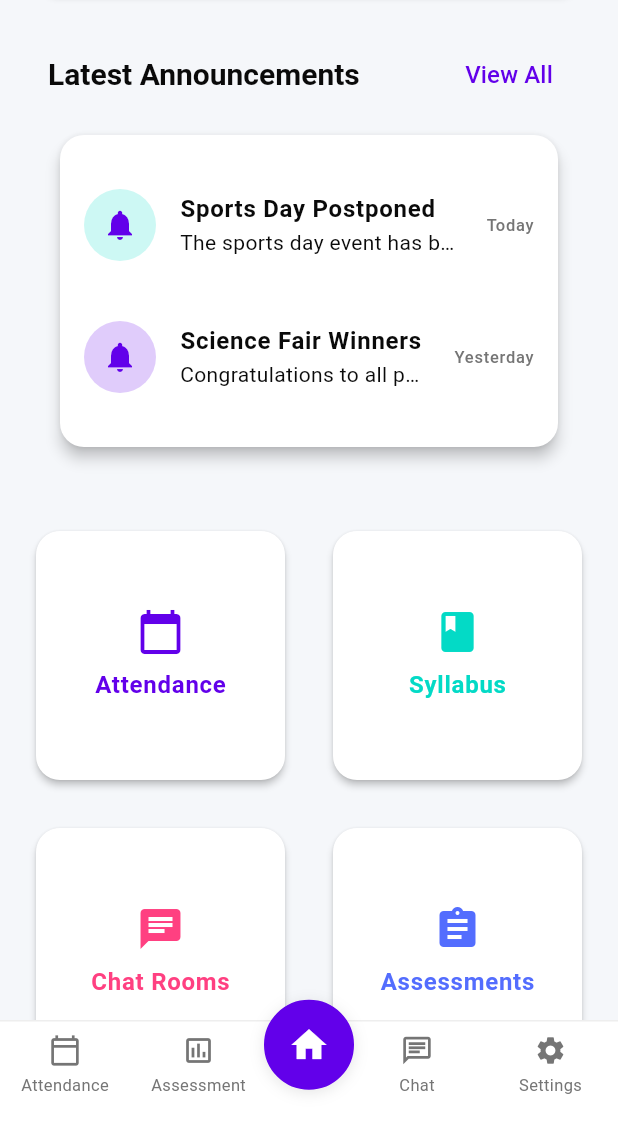
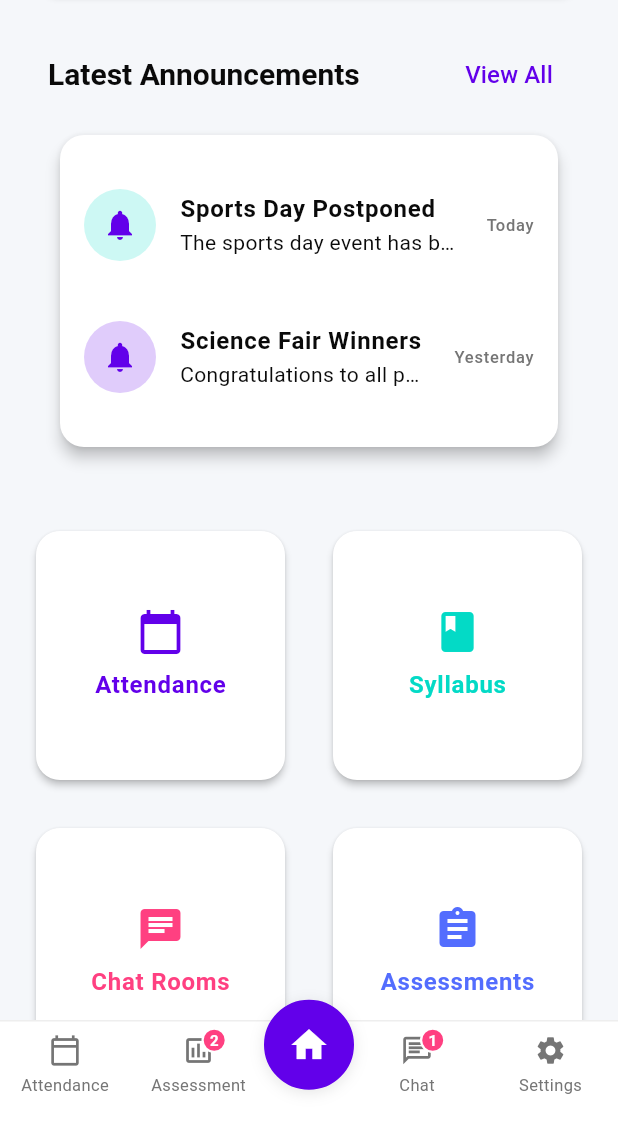
Before and after one commit to shariq-shoaib/Student-Dashbord, a Flutter app: the screen it shows after launch, scrolled down 576 dp, on a phone screen of 412 x 824 dp, the part 96-1236 px from its top. Run offline on Flutter 3.47's test engine with Material 3 defaults, Android fonts, the phone set to English and light mode, and no system bars; network calls fail.

Commit message:
implemented notification feature

```diff
--- a/lib/screens/home_screen.dart
+++ b/lib/screens/home_screen.dart
@@ -1,11 +1,12 @@
 // lib/screens/home_screen.dart
 import 'package:flutter/material.dart';
+import '../services/notification_service.dart';
 import '../utils/app_design_system.dart';
 import 'attendance_screen.dart';
 import 'assessments_screen.dart';
 import 'chat_rooms_screen.dart';
 import 'settings_screen.dart';
-import 'home_screen_content.dart'; // New Home Content
+import 'home_screen_content.dart';
 
 class HomeScreen extends StatefulWidget {
   const HomeScreen({super.key});
@@ -16,11 +17,12 @@ class HomeScreen extends StatefulWidget {
 
 class _HomeScreenState extends State<HomeScreen> {
   int _currentIndex = 2; // Home center
+  final NotificationService _notificationService = NotificationService();
 
   final List<Widget> _pages = [
     AttendanceScreen(),
     AssessmentsScreen(),
-    HomeScreenContent(), // Your main dashboard
+    const HomeScreenContent(), // Your main dashboard
     ChatRoomsScreen(),
     SettingsScreen(),
   ];
@@ -29,14 +31,35 @@ class _HomeScreenState extends State<HomeScreen> {
   Widget build(BuildContext context) {
     return Scaffold(
       body: _pages[_currentIndex],
-      bottomNavigationBar: AppDesignSystem.fancyBottomNavigationBar(
+      bottomNavigationBar: StreamBuilder<Map<String, int>>(
+        stream: _notificationService.notificationStream,
+        initialData: const {
+          'attendance': 0,
+          'assessment': 0,
+          'chat': 0,
+          'settings': 0,
+        },
+        builder: (context, snapshot) {
+          return AppDesignSystem.fancyBottomNavigationBar(
             currentIndex: _currentIndex,
             onTap: (index) {
+              // Clear notifications when tapping a tab
+              if (index == 0)
+                _notificationService.clearNotifications('attendance');
+              if (index == 1)
+                _notificationService.clearNotifications('assessment');
+              if (index == 3) _notificationService.clearNotifications('chat');
+              if (index == 4)
+                _notificationService.clearNotifications('settings');
+
               setState(() {
                 _currentIndex = index;
               });
             },
             context: context,
+            notificationCounts: snapshot.data!,
+          );
+        },
       ),
     );
   }
--- a/lib/screens/home_screen_content.dart
+++ b/lib/screens/home_screen_content.dart
@@ -7,12 +7,21 @@ import 'syllabus_screen.dart';
 import 'assessments_screen.dart';
 import 'timetable_screen.dart';
 import 'announcements_screen.dart';
+import '../services/notification_service.dart';
 
 class HomeScreenContent extends StatelessWidget {
   const HomeScreenContent({super.key});
 
   @override
   Widget build(BuildContext context) {
+    // Example: Add some notifications when content loads
+    // In a real app, you'd get these from your backend
+    Future.delayed(Duration.zero, () {
+      final notificationService = NotificationService();
+      notificationService.addNotification('assessment', count: 2);
+      notificationService.addNotification('chat');
+    });
+
     return SafeArea(
       child: CustomScrollView(
         slivers: [
--- a/lib/services/notification_service.dart
+++ b/lib/services/notification_service.dart
@@ -0,0 +1,48 @@
+import 'dart:async';
+
+class NotificationService {
+  // Singleton pattern
+  static final NotificationService _instance = NotificationService._internal();
+  factory NotificationService() => _instance;
+  NotificationService._internal();
+
+  // Notification counts storage
+  final Map<String, int> _notificationCounts = {
+    'home': 0,
+    'attendance': 0,
+    'assessment': 0,
+    'chat': 0,
+    'settings': 0,
+  };
+
+  // Stream controller for notifications
+  final _notificationController =
+      StreamController<Map<String, int>>.broadcast();
+  Stream<Map<String, int>> get notificationStream =>
+      _notificationController.stream;
+
+  // Add notifications
+  void addNotification(String type, {int count = 1}) {
+    if (_notificationCounts.containsKey(type)) {
+      _notificationCounts[type] = _notificationCounts[type]! + count;
+      _notificationController.add(_notificationCounts);
+    }
+  }
+
+  // Clear notifications
+  void clearNotifications(String type) {
+    if (_notificationCounts.containsKey(type)) {
+      _notificationCounts[type] = 0;
+      _notificationController.add(_notificationCounts);
+    }
+  }
+
+  // Get current count
+  int getCount(String type) {
+    return _notificationCounts[type] ?? 0;
+  }
+
+  void dispose() {
+    _notificationController.close();
+  }
+}
--- a/lib/utils/app_design_system.dart
+++ b/lib/utils/app_design_system.dart
@@ -1,6 +1,8 @@
 // lib/utils/app_design_system.dart
 import 'package:flutter/material.dart';
 import 'theme.dart';
+import 'badge_helper.dart';
+import '../services/notification_service.dart';
 
 class AppDesignSystem {
   // App-wide padding constants
@@ -202,9 +204,15 @@ class AppDesignSystem {
     required int currentIndex,
     required ValueChanged<int> onTap,
     required BuildContext context,
+    Map<String, int>? notificationCounts,
   }) {
+    // Initialize notification counts if not provided
+    final counts =
+        notificationCounts ??
+        {'attendance': 0, 'assessment': 0, 'chat': 0, 'settings': 0};
+
     return Container(
-      height: 80, // Increased height for better spacing
+      height: 80,
       decoration: BoxDecoration(
         color: Colors.white,
         border: Border(top: BorderSide(color: Colors.grey.shade200, width: 1)),
@@ -214,12 +222,10 @@ class AppDesignSystem {
           // Main navigation items
           Row(
             children: [
-              // Left side items - now with more balanced spacing
+              // Left side items
               Expanded(
                 child: Container(
-                  margin: const EdgeInsets.only(
-                    right: 28,
-                  ), // Added margin to push items left
+                  margin: const EdgeInsets.only(right: 28),
                   child: Row(
                     mainAxisAlignment: MainAxisAlignment.spaceAround,
                     children: [
@@ -227,25 +233,35 @@ class AppDesignSystem {
                         icon: Icons.calendar_today_outlined,
                         label: 'Attendance',
                         isSelected: currentIndex == 0,
-                        onTap: () => onTap(0),
+                        onTap: () {
+                          NotificationService().clearNotifications(
+                            'attendance',
+                          );
+                          onTap(0);
+                        },
+                        badgeCount: counts['attendance'] ?? 0,
                       ),
                       _buildNavItem(
                         icon: Icons.assessment_outlined,
                         label: 'Assessment',
                         isSelected: currentIndex == 1,
-                        onTap: () => onTap(1),
+                        onTap: () {
+                          NotificationService().clearNotifications(
+                            'assessment',
+                          );
+                          onTap(1);
+                        },
+                        badgeCount: counts['assessment'] ?? 0,
                       ),
                     ],
                   ),
                 ),
               ),
 
-              // Right side items - now with more balanced spacing
+              // Right side items
               Expanded(
                 child: Container(
-                  margin: const EdgeInsets.only(
-                    left: 28,
-                  ), // Added margin to push items right
+                  margin: const EdgeInsets.only(left: 28),
                   child: Row(
                     mainAxisAlignment: MainAxisAlignment.spaceAround,
                     children: [
@@ -253,13 +269,21 @@ class AppDesignSystem {
                         icon: Icons.chat_outlined,
                         label: 'Chat',
                         isSelected: currentIndex == 3,
-                        onTap: () => onTap(3),
+                        onTap: () {
+                          NotificationService().clearNotifications('chat');
+                          onTap(3);
+                        },
+                        badgeCount: counts['chat'] ?? 0,
                       ),
                       _buildNavItem(
                         icon: Icons.settings,
                         label: 'Settings',
                         isSelected: currentIndex == 4,
-                        onTap: () => onTap(4),
+                        onTap: () {
+                          NotificationService().clearNotifications('settings');
+                          onTap(4);
+                        },
+                        badgeCount: counts['settings'] ?? 0,
                       ),
                     ],
                   ),
@@ -268,18 +292,15 @@ class AppDesignSystem {
             ],
           ),
 
-          // Center button - adjusted positioning
+          // Center button
           Center(
             child: Transform.translate(
-              offset: const Offset(
-                0,
-                -24,
-              ), // Slightly higher to accommodate new height
+              offset: const Offset(0, -24),
               child: GestureDetector(
                 onTap: () => onTap(2),
                 child: Container(
-                  width: 60, // Slightly larger
-                  height: 60, // Slightly larger
+                  width: 60,
+                  height: 60,
                   decoration: BoxDecoration(
                     color: currentIndex == 2 ? AppColors.primary : Colors.white,
                     shape: BoxShape.circle,
@@ -312,39 +333,46 @@ class AppDesignSystem {
     );
   }
 
-  // Updated _buildNavItem with better spacing
   static Widget _buildNavItem({
     required IconData icon,
     required String label,
     required bool isSelected,
     required VoidCallback onTap,
+    int badgeCount = 0,
   }) {
+    Widget iconWidget = Icon(
+      icon,
+      size: 22,
+      color: isSelected ? AppColors.primary : Colors.grey.shade600,
+    );
+
+    // Add badge if count > 0
+    if (badgeCount > 0) {
+      iconWidget = BadgeHelper.buildBadge(
+        child: iconWidget,
+        count: badgeCount,
+        color: AppColors.accentPink,
+      );
+    }
+
     return Material(
       color: Colors.transparent,
       child: InkWell(
+        borderRadius: BorderRadius.circular(12),
         onTap: onTap,
         child: Container(
-          padding: const EdgeInsets.symmetric(
-            vertical: 8,
-            horizontal: 8,
-          ), // Reduced horizontal padding
-          constraints: const BoxConstraints(
-            minWidth: 56,
-          ), // Minimum width for each item
+          padding: const EdgeInsets.symmetric(vertical: 8, horizontal: 8),
+          constraints: const BoxConstraints(minWidth: 56),
           child: Column(
             mainAxisSize: MainAxisSize.min,
             mainAxisAlignment: MainAxisAlignment.center,
             children: [
-              Icon(
-                icon,
-                size: 22, // Slightly smaller icon
-                color: isSelected ? AppColors.primary : Colors.grey.shade600,
-              ),
+              iconWidget,
               const SizedBox(height: 4),
               Text(
                 label,
                 style: TextStyle(
-                  fontSize: 11, // Slightly smaller font
+                  fontSize: 11,
                   color: isSelected ? AppColors.primary : Colors.grey.shade600,
                 ),
               ),
--- a/lib/utils/badge_helper.dart
+++ b/lib/utils/badge_helper.dart
@@ -0,0 +1,40 @@
+// lib/utils/badge_helper.dart
+import 'package:flutter/material.dart';
+
+class BadgeHelper {
+  static Widget buildBadge({
+    required Widget child,
+    required int count,
+    Color? color,
+  }) {
+    return Stack(
+      clipBehavior: Clip.none,
+      children: [
+        child,
+        if (count > 0)
+          Positioned(
+            right: -8,
+            top: -8,
+            child: Container(
+              padding: const EdgeInsets.all(4),
+              decoration: BoxDecoration(
+                color: color ?? Colors.red,
+                shape: BoxShape.circle,
+                border: Border.all(color: Colors.white, width: 1.5),
+              ),
+              constraints: const BoxConstraints(minWidth: 16, minHeight: 16),
+              child: Text(
+                count > 9 ? '9+' : count.toString(),
+                style: const TextStyle(
+                  color: Colors.white,
+                  fontSize: 10,
+                  fontWeight: FontWeight.bold,
+                ),
+                textAlign: TextAlign.center,
+              ),
+            ),
+          ),
+      ],
+    );
+  }
+}
```
Lines whose indentation alone changed are shown as unchanged.
